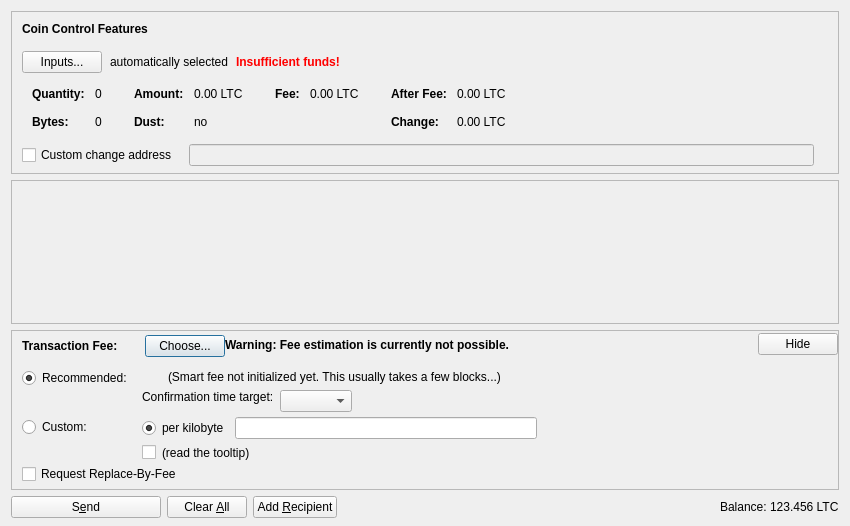
This is src/qt/forms/sendcoinsdialog.ui in Chancoin-core/CHANCOIN as Qt 5 draws it before an edit. The edited form follows.
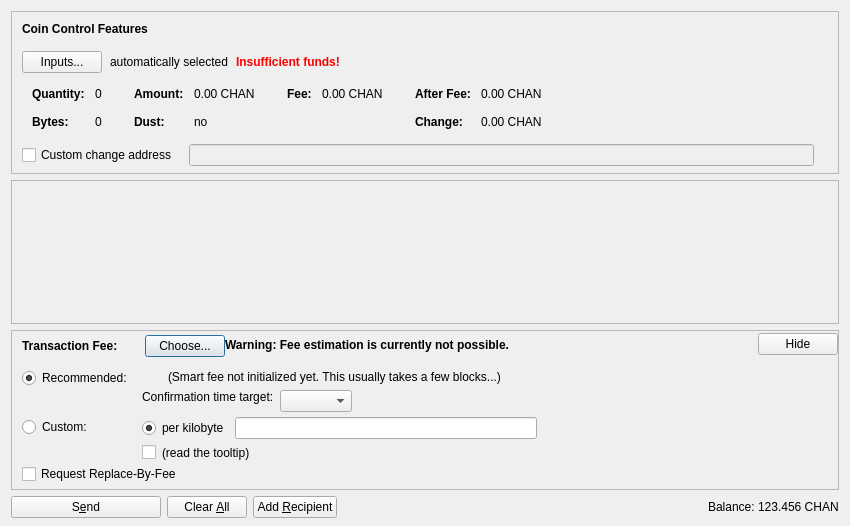
This is the edited form. Icons and pictures are not drawn. Custom widgets are drawn as their Qt base class.

```diff
--- a/src/qt/forms/sendcoinsdialog.ui
+++ b/src/qt/forms/sendcoinsdialog.ui
@@ -324,7 +324,7 @@
                   <enum>Qt::ActionsContextMenu</enum>
                  </property>
                  <property name="text">
-                  <string notr="true">0.00 LTC</string>
+                  <string notr="true">0.00 CHAN</string>
                  </property>
                  <property name="textInteractionFlags">
                   <set>Qt::LinksAccessibleByMouse|Qt::TextSelectableByKeyboard|Qt::TextSelectableByMouse</set>
@@ -404,7 +404,7 @@
                   <enum>Qt::ActionsContextMenu</enum>
                  </property>
                  <property name="text">
-                  <string notr="true">0.00 LTC</string>
+                  <string notr="true">0.00 CHAN</string>
                  </property>
                  <property name="textInteractionFlags">
                   <set>Qt::LinksAccessibleByMouse|Qt::TextSelectableByKeyboard|Qt::TextSelectableByMouse</set>
@@ -455,7 +455,7 @@
                   <enum>Qt::ActionsContextMenu</enum>
                  </property>
                  <property name="text">
-                  <string notr="true">0.00 LTC</string>
+                  <string notr="true">0.00 CHAN</string>
                  </property>
                  <property name="textInteractionFlags">
                   <set>Qt::LinksAccessibleByMouse|Qt::TextSelectableByKeyboard|Qt::TextSelectableByMouse</set>
@@ -484,7 +484,7 @@
                   <enum>Qt::ActionsContextMenu</enum>
                  </property>
                  <property name="text">
-                  <string notr="true">0.00 LTC</string>
+                  <string notr="true">0.00 CHAN</string>
                  </property>
                  <property name="textInteractionFlags">
                   <set>Qt::LinksAccessibleByMouse|Qt::TextSelectableByKeyboard|Qt::TextSelectableByMouse</set>
@@ -1253,7 +1253,7 @@
           <cursorShape>IBeamCursor</cursorShape>
          </property>
          <property name="text">
-          <string notr="true">123.456 LTC</string>
+          <string notr="true">123.456 CHAN</string>
          </property>
          <property name="textInteractionFlags">
           <set>Qt::LinksAccessibleByMouse|Qt::TextSelectableByKeyboard|Qt::TextSelectableByMouse</set>
```
